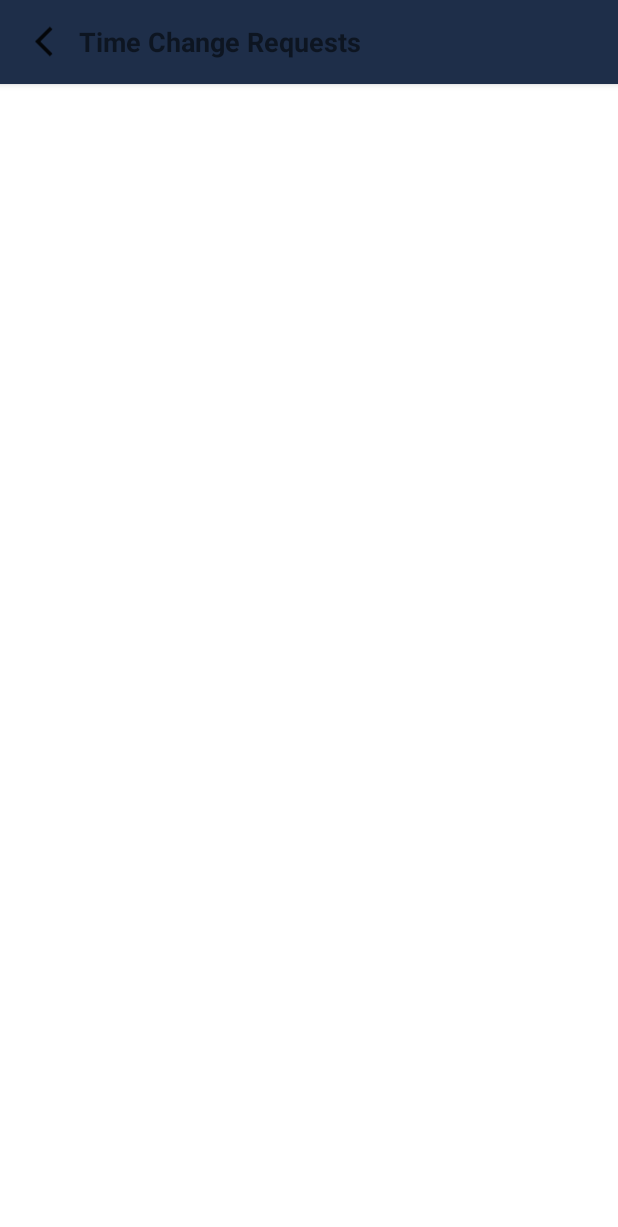
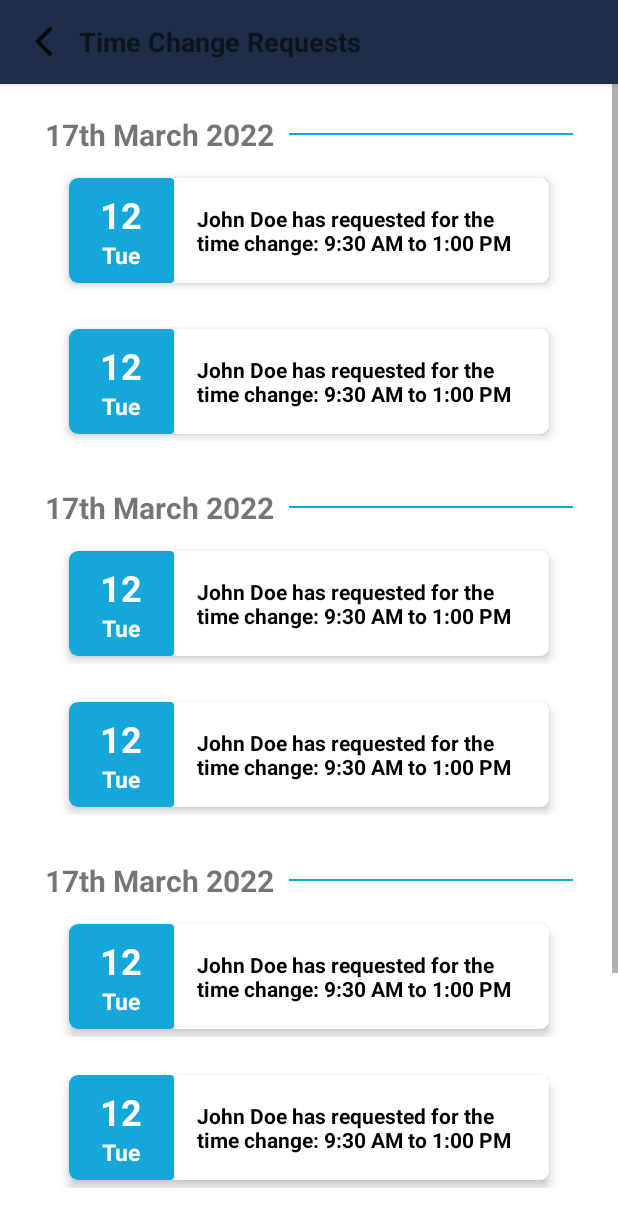
Before and after one commit to appcrafters-dev/RotaManager, an Android app: the TimeChangeRequest screen opened directly, with no data from a screen before it, on a phone screen of 412 x 824 dp. Shown: the top 1227 px of the screen. Run offline under Robolectric (Android 15) with nearby library versions, the phone set to English and light mode, and no system bars.

Commit message:
Added Time change request(Admin View) ✅

```diff
--- a/app/src/main/java/com/deeppatel/rotamanager/admin/TimeChangeRequest.java
+++ b/app/src/main/java/com/deeppatel/rotamanager/admin/TimeChangeRequest.java
@@ -1,20 +1,31 @@
 package com.deeppatel.rotamanager.admin;
 
 import androidx.appcompat.app.AppCompatActivity;
+import androidx.recyclerview.widget.LinearLayoutManager;
+import androidx.recyclerview.widget.RecyclerView;
+
 import com.deeppatel.rotamanager.R;
+import com.deeppatel.rotamanager.helpers.TimeChangeRequestChildModel;
+import com.deeppatel.rotamanager.helpers.TimeChangeRequestParentModel;
+import com.deeppatel.rotamanager.helpers.TimeChangeRequestParentAdapter;
 import com.deeppatel.rotamanager.helpers.RedirectToActivity;
 
+import android.app.Activity;
 import android.os.Bundle;
 import android.view.View;
 import android.widget.ImageView;
 
+import java.util.ArrayList;
+import java.util.List;
+
 public class TimeChangeRequest extends AppCompatActivity {
     private ImageView back;
+    private Activity currentActivity;
+
     @Override
     protected void onCreate(Bundle savedInstanceState) {
         super.onCreate(savedInstanceState);
         setContentView(R.layout.activity_time_change_request);
-
         back = findViewById(R.id.backButtonToolbar);
         back.setOnClickListener(new View.OnClickListener(){
             @Override
@@ -22,5 +33,38 @@ public class TimeChangeRequest extends AppCompatActivity {
                 new RedirectToActivity().redirectActivityAfterFinish(TimeChangeRequest.this, AdminDashboard.class);
             }
         });
+
+        RecyclerView ParentRecyclerViewItem = findViewById(R.id.parent_recyclerview);
+
+        LinearLayoutManager layoutManager = new LinearLayoutManager(TimeChangeRequest.this);
+        TimeChangeRequestParentAdapter timeChangeRequestParentAdapter = new TimeChangeRequestParentAdapter(ParentItemList() , TimeChangeRequest.this);
+
+        ParentRecyclerViewItem.setAdapter(timeChangeRequestParentAdapter);
+        ParentRecyclerViewItem.setLayoutManager(layoutManager);
+    }
+
+    private List<TimeChangeRequestParentModel> ParentItemList()
+    {
+        List<TimeChangeRequestParentModel> itemList = new ArrayList<>();
+        TimeChangeRequestParentModel item = new TimeChangeRequestParentModel("17th March 2022", ChildItemList());
+        itemList.add(item);
+        TimeChangeRequestParentModel item1 = new TimeChangeRequestParentModel("17th March 2022", ChildItemList());
+        itemList.add(item1);
+        TimeChangeRequestParentModel item2 = new TimeChangeRequestParentModel("17th March 2022", ChildItemList());
+        itemList.add(item2);
+        TimeChangeRequestParentModel item3 = new TimeChangeRequestParentModel("17th March 2022", ChildItemList());
+        itemList.add(item3);
+
+        return itemList;
+    }
+
+    private List<TimeChangeRequestChildModel> ChildItemList()
+    {
+        List<TimeChangeRequestChildModel> timeChangeRequestChildModelList = new ArrayList<>();
+
+        timeChangeRequestChildModelList.add(new TimeChangeRequestChildModel("Tue","12","march","John Doe","9:30 AM to 1:00 PM"));
+        timeChangeRequestChildModelList.add(new TimeChangeRequestChildModel("Tue","12","march","John Doe","9:30 AM to 1:00 PM"));
+
+        return timeChangeRequestChildModelList;
     }
 }
--- /dev/null
+++ b/app/src/main/java/com/deeppatel/rotamanager/helpers/TimeChangeRequestChildAdapter.java
@@ -0,0 +1,65 @@
+package com.deeppatel.rotamanager.helpers;
+
+import androidx.annotation.NonNull;
+import androidx.recyclerview.widget.RecyclerView;
+
+import android.app.Activity;
+import android.util.Log;
+import android.view.LayoutInflater;
+import android.view.View;
+import android.view.ViewGroup;
+import android.widget.TextView;
+
+import com.deeppatel.rotamanager.R;
+import com.deeppatel.rotamanager.admin.EditStaffMember;
+import com.deeppatel.rotamanager.admin.ViewTimeChangeRequest;
+import com.deeppatel.rotamanager.members.RequestTimeChangeRequest;
+
+import java.util.List;
+
+public class TimeChangeRequestChildAdapter extends RecyclerView.Adapter<TimeChangeRequestChildAdapter.ChildViewHolder> {
+    private List<TimeChangeRequestChildModel> timeChangeRequestChildModelList;
+    private Activity currentActivity;
+
+    TimeChangeRequestChildAdapter(List<TimeChangeRequestChildModel> timeChangeRequestChildModelList, Activity currentActivity) {
+        this.timeChangeRequestChildModelList = timeChangeRequestChildModelList;
+        this.currentActivity = currentActivity;
+    }
+
+    @NonNull
+    @Override
+    public ChildViewHolder onCreateViewHolder(@NonNull ViewGroup viewGroup, int i) {
+        View view = LayoutInflater.from(viewGroup.getContext()).inflate(R.layout.time_change_request_list_admin_card, viewGroup, false);
+        return new ChildViewHolder(view);
+    }
+
+    @Override
+    public void onBindViewHolder(@NonNull ChildViewHolder childViewHolder, int position) {
+        TimeChangeRequestChildModel timeChangeRequestChildModel = timeChangeRequestChildModelList.get(position);
+        childViewHolder.cardDate.setText(timeChangeRequestChildModel.getDate());
+        childViewHolder.cardDay.setText(timeChangeRequestChildModel.getDay());
+        childViewHolder.new_timing.setText(timeChangeRequestChildModel.getName() + " has requested for the time change: " + timeChangeRequestChildModel.getTime());
+        childViewHolder.card.setOnClickListener(new View.OnClickListener() {
+            @Override
+            public void onClick(View v) {
+                Log.e("!!!!!!!!!","aaaaaa");
+                new RedirectToActivity().redirectActivityAfterFinish(currentActivity, ViewTimeChangeRequest.class);
+            }
+        });
+    }
+
+    @Override
+    public int getItemCount() { return timeChangeRequestChildModelList.size(); }
+
+    class ChildViewHolder extends RecyclerView.ViewHolder {
+
+        TextView cardDay,cardDate,new_timing;
+        public View card;
+        ChildViewHolder(View itemView) { super(itemView);
+            cardDay = itemView.findViewById(R.id.cardDay);
+            cardDate = itemView.findViewById(R.id.cardDate);
+            new_timing = itemView.findViewById(R.id.new_timing);
+            card = (View) itemView.findViewById(R.id.card);
+        }
+    }
+}
--- /dev/null
+++ b/app/src/main/java/com/deeppatel/rotamanager/helpers/TimeChangeRequestChildModel.java
@@ -0,0 +1,20 @@
+package com.deeppatel.rotamanager.helpers;
+
+public class TimeChangeRequestChildModel {
+    private String name,time,day,date,month;
+
+    public TimeChangeRequestChildModel(String day, String date, String month, String name, String time) {
+        this.name = name;
+        this.time = time;
+        this.day = day;
+        this.date = date;
+        this.month = month;
+    }
+
+    public String getName() { return name; }
+    public String getTime() { return time; }
+    public String getDay() { return day; }
+    public String getDate() { return date; }
+    public String getMonth() { return month; }
+
+}
--- /dev/null
+++ b/app/src/main/java/com/deeppatel/rotamanager/helpers/TimeChangeRequestParentAdapter.java
@@ -0,0 +1,64 @@
+package com.deeppatel.rotamanager.helpers;
+
+import androidx.annotation.NonNull;
+import androidx.fragment.app.FragmentManager;
+import androidx.recyclerview.widget.LinearLayoutManager;
+import androidx.recyclerview.widget.RecyclerView;
+
+import android.app.Activity;
+import android.view.LayoutInflater;
+import android.view.View;
+import android.view.ViewGroup;
+import android.widget.TextView;
+
+import com.deeppatel.rotamanager.R;
+
+import java.util.List;
+
+public class TimeChangeRequestParentAdapter extends RecyclerView.Adapter<TimeChangeRequestParentAdapter.ParentViewHolder> {
+    private RecyclerView.RecycledViewPool viewPool = new RecyclerView.RecycledViewPool();
+    private List<TimeChangeRequestParentModel> itemList;
+    private Activity currentActivity;
+
+    public TimeChangeRequestParentAdapter(List<TimeChangeRequestParentModel> itemList, Activity currentActivity) {
+        this.itemList = itemList;
+        this.currentActivity = currentActivity;
+    }
+
+    @NonNull
+    @Override
+    public ParentViewHolder onCreateViewHolder(@NonNull ViewGroup viewGroup, int i) {
+        View view = LayoutInflater.from(viewGroup.getContext()).inflate(R.layout.activity_time_change_request_child , viewGroup, false);
+
+        return new ParentViewHolder(view);
+    }
+
+    @Override
+    public void onBindViewHolder(@NonNull ParentViewHolder parentViewHolder, int position)
+    {
+        TimeChangeRequestParentModel timeChangeRequestParentModel = itemList.get(position);
+        parentViewHolder.ParentItemTitle.setText(timeChangeRequestParentModel.getParentItemTitle());
+
+        LinearLayoutManager layoutManager = new LinearLayoutManager(parentViewHolder.ChildRecyclerView.getContext(), LinearLayoutManager.VERTICAL, false);
+        layoutManager.setInitialPrefetchItemCount(timeChangeRequestParentModel.getChildItemList().size());
+
+        TimeChangeRequestChildAdapter timeChangeRequestChildAdapter = new TimeChangeRequestChildAdapter(timeChangeRequestParentModel.getChildItemList(), currentActivity);
+        parentViewHolder.ChildRecyclerView.setLayoutManager(layoutManager);
+        parentViewHolder.ChildRecyclerView.setAdapter(timeChangeRequestChildAdapter);
+        parentViewHolder.ChildRecyclerView.setRecycledViewPool(viewPool);
+    }
+
+    @Override
+    public int getItemCount() { return itemList.size(); }
+
+    class ParentViewHolder extends RecyclerView.ViewHolder {
+
+        private TextView ParentItemTitle;
+        private RecyclerView ChildRecyclerView;
+
+        ParentViewHolder(final View itemView) { super(itemView);
+            ParentItemTitle = itemView.findViewById(R.id.parent_item_title);
+            ChildRecyclerView = itemView.findViewById(R.id.child_recyclerview);
+        }
+    }
+}
--- /dev/null
+++ b/app/src/main/java/com/deeppatel/rotamanager/helpers/TimeChangeRequestParentModel.java
@@ -0,0 +1,22 @@
+package com.deeppatel.rotamanager.helpers;
+
+import java.util.List;
+
+public class TimeChangeRequestParentModel {
+
+    private String ParentItemTitle;
+    private List<TimeChangeRequestChildModel> timeChangeRequestChildModelList;
+
+    public TimeChangeRequestParentModel(String ParentItemTitle, List<TimeChangeRequestChildModel> timeChangeRequestChildModelList) {
+        this.ParentItemTitle = ParentItemTitle;
+        this.timeChangeRequestChildModelList = timeChangeRequestChildModelList;
+    }
+
+    public String getParentItemTitle() { return ParentItemTitle; }
+
+    public void setParentItemTitle(String parentItemTitle) { ParentItemTitle = parentItemTitle; }
+
+    public List<TimeChangeRequestChildModel> getChildItemList() { return timeChangeRequestChildModelList; }
+
+    public void setChildItemList(List<TimeChangeRequestChildModel> timeChangeRequestChildModelList) { this.timeChangeRequestChildModelList = timeChangeRequestChildModelList; }
+}
--- a/app/src/main/res/layout/activity_time_change_request.xml
+++ b/app/src/main/res/layout/activity_time_change_request.xml
@@ -34,4 +34,15 @@
             android:textSize="18sp"
             android:textStyle="bold" />
     </androidx.appcompat.widget.Toolbar>
+
+    <androidx.recyclerview.widget.RecyclerView
+        android:id="@+id/parent_recyclerview"
+        android:layout_marginTop="56dp"
+        android:layout_width="match_parent"
+        android:layout_height="wrap_content"
+        android:scrollbars="vertical"
+        android:divider="@color/dark_blue"
+        android:layout_gravity="center_horizontal">
+    </androidx.recyclerview.widget.RecyclerView>
+
 </FrameLayout>
--- /dev/null
+++ b/app/src/main/res/layout/activity_time_change_request_child.xml
@@ -0,0 +1,49 @@
+<?xml version="1.0" encoding="utf-8"?>
+<LinearLayout xmlns:android="http://schemas.android.com/apk/res/android"
+    xmlns:app="http://schemas.android.com/apk/res-auto"
+    android:orientation="vertical"
+    android:layout_width="match_parent"
+    android:layout_height="wrap_content">
+
+    <LinearLayout
+        android:layout_width="match_parent"
+        android:layout_height="wrap_content"
+        android:layout_marginTop="20dp"
+        android:paddingHorizontal="30dp"
+        android:orientation="horizontal">
+        <TextView
+            android:id="@+id/parent_item_title"
+            android:layout_width="wrap_content"
+            android:layout_height="wrap_content"
+            android:textStyle="bold"
+            android:text="17th March 2022"
+            android:layout_gravity="center"
+            android:textSize="20sp" />
+
+        <com.google.android.material.divider.MaterialDivider
+            android:layout_width="match_parent"
+            android:layout_marginLeft="10dp"
+            app:dividerColor="@color/light_blue"
+            android:layout_gravity="center"
+            android:layout_height="wrap_content"/>
+    </LinearLayout>
+
+    <LinearLayout
+        android:layout_width="match_parent"
+        android:layout_height="wrap_content"
+        android:layout_marginHorizontal="12dp"
+        android:orientation="vertical">
+
+        <androidx.recyclerview.widget.RecyclerView
+            android:id="@+id/child_recyclerview"
+            android:layout_width="match_parent"
+            android:layout_height="wrap_content"
+            android:scrollbars="vertical"
+            android:divider="@color/dark_blue"
+            android:layout_gravity="center_horizontal">
+        </androidx.recyclerview.widget.RecyclerView>
+
+    </LinearLayout>
+
+
+</LinearLayout>
--- a/app/src/main/res/layout/time_change_request_list_admin_card.xml
+++ b/app/src/main/res/layout/time_change_request_list_admin_card.xml
@@ -8,9 +8,11 @@
     android:orientation="vertical">
 
     <androidx.cardview.widget.CardView
+        android:id="@+id/card"
+
         android:layout_width="320dp"
         android:layout_height="70dp"
-        app:cardElevation="14dp"
+        app:cardElevation="4dp"
         android:layout_margin="5dp"
         android:layout_gravity="center_horizontal"
         app:cardCornerRadius="6dp">
```
